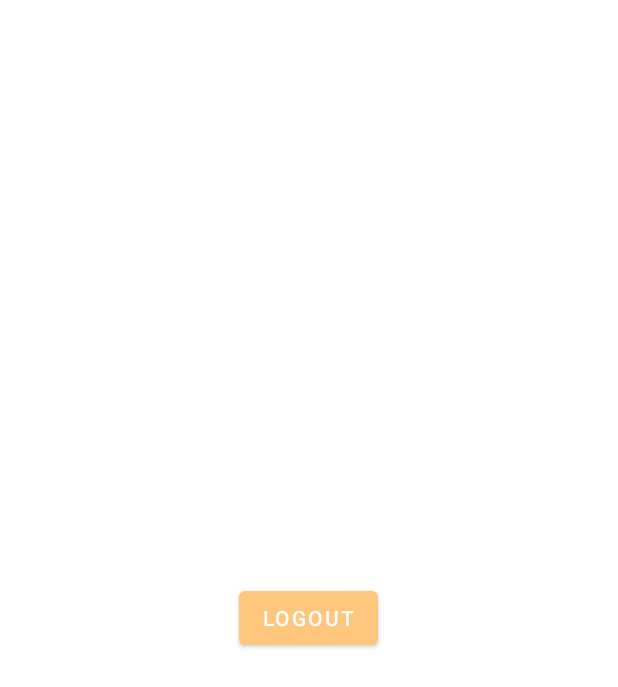
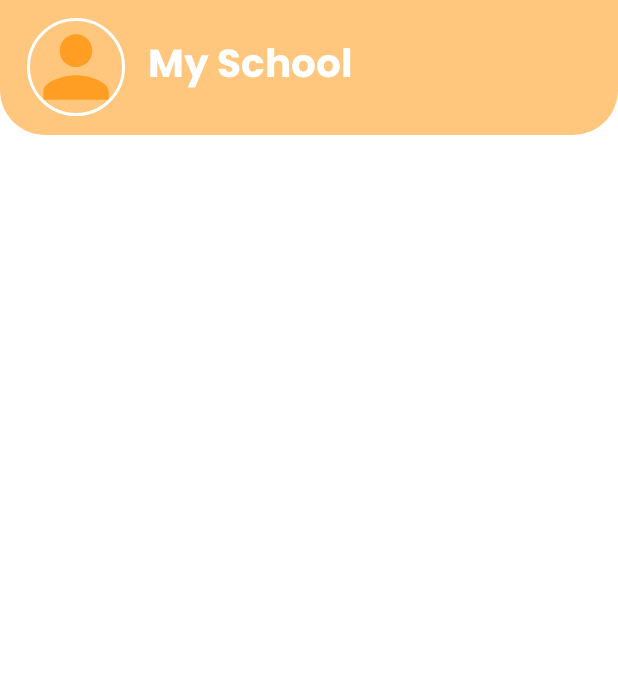
Before and after one commit to devr22/MySchool, an Android app: the screen it shows after launch once a user with an empty profile is signed in (HomeActivity), on a phone screen of 412 x 824 dp. Shown: the top 687 px of the screen. Run offline under Robolectric (Android 15) with nearby library versions, the phone set to English and light mode, and no system bars; our stand-ins replace CircleImageView, Firebase (no records; nobody signed in at launch, a user with empty details on screens opened directly).

Commit message:
Home screen subject list fetch from database

```diff
--- a/app/build.gradle
+++ b/app/build.gradle
@@ -43,9 +43,9 @@ dependencies {
 
     implementation 'com.google.firebase:firebase-auth:21.0.1'
     implementation 'com.google.android.gms:play-services-auth:19.2.0'
+    implementation 'com.google.firebase:firebase-firestore-ktx:23.0.3'
 
     implementation 'de.hdodenhof:circleimageview:3.1.0'
-    implementation 'com.google.firebase:firebase-firestore-ktx:23.0.3'
 
     implementation 'androidx.legacy:legacy-support-v4:1.0.0'
     testImplementation 'junit:junit:4.13.2'
--- a/app/src/main/AndroidManifest.xml
+++ b/app/src/main/AndroidManifest.xml
@@ -11,7 +11,8 @@
         android:roundIcon="@mipmap/ic_launcher_round"
         android:supportsRtl="true"
         android:theme="@style/Theme.MySchool">
-        <activity android:name=".activities.LoginActivity"></activity>
+        <activity android:name=".activities.DashBoardActivity"/>
+        <activity android:name=".activities.LoginActivity" />
         <activity android:name=".activities.HomeActivity" />
         <activity android:name=".activities.RegistrationActivity" />
         <activity
--- a/app/src/main/java/com/dev/myschool/activities/HomeActivity.kt
+++ b/app/src/main/java/com/dev/myschool/activities/HomeActivity.kt
@@ -1,24 +1,78 @@
 package com.dev.myschool.activities
 
 import android.content.Intent
+import android.os.Bundle
+import android.util.Log
+import android.widget.Toast
 import androidx.appcompat.app.AppCompatActivity
-import android.os.Bundle
-import android.widget.Button
+import androidx.recyclerview.widget.LinearLayoutManager
+import androidx.recyclerview.widget.RecyclerView
 import com.dev.myschool.R
+import com.dev.myschool.adapters.SubjectAdapter
+import com.dev.myschool.models.Subject
 import com.google.firebase.auth.FirebaseAuth
+import com.google.firebase.auth.FirebaseUser
+import com.google.firebase.firestore.FirebaseFirestore
+import de.hdodenhof.circleimageview.CircleImageView
 
 class HomeActivity : AppCompatActivity() {
+    private lateinit var ivProfile: CircleImageView
+    private lateinit var rv: RecyclerView
+    private lateinit var adapterSubject: SubjectAdapter
+
+    private lateinit var database: FirebaseFirestore
+    private lateinit var auth: FirebaseAuth
+    private lateinit var user: FirebaseUser
+
     override fun onCreate(savedInstanceState: Bundle?) {
         super.onCreate(savedInstanceState)
         setContentView(R.layout.activity_home)
 
+        initViews()
 
-        val logout = findViewById<Button>(R.id.logout)
-        logout.setOnClickListener {
-            FirebaseAuth.getInstance().signOut()
-            val loginIntent = Intent(this, LoginActivity::class.java)
-            startActivity(loginIntent)
-            finish()
+        auth = FirebaseAuth.getInstance()
+        database = FirebaseFirestore.getInstance()
+        user = auth.currentUser!!
+
+        getSubjectList()
+
+        ivProfile.setOnClickListener {
+            val intent = Intent(this, DashBoardActivity::class.java)
+            startActivity(intent)
         }
+
+        rv.layoutManager = LinearLayoutManager(this)
+        rv.setHasFixedSize(true)
+
+
     }
+
+    private fun initViews() {
+        ivProfile = findViewById(R.id.home_profileImage)
+        rv = findViewById(R.id.home_rv)
+    }
+
+    private fun getSubjectList() {
+        database.collection("Users").document(user.uid)
+            .collection("Subjects").get()
+            .addOnSuccessListener {
+                val subjectList: ArrayList<Subject> = arrayListOf()
+                for (doc in it) {
+                    val subject = doc.toObject(Subject::class.java)
+                    subjectList.add(subject)
+                }
+
+                adapterSubject = SubjectAdapter(subjectList)
+                rv.adapter = adapterSubject
+            }
+            .addOnFailureListener {
+                Toast.makeText(this, "Error in getting data: " + it.message, Toast.LENGTH_SHORT)
+                    .show()
+            }
+    }
+
+    companion object {
+        private const val TAG = "HomeActivity"
+    }
+
 }
--- /dev/null
+++ b/app/src/main/java/com/dev/myschool/adapters/SubjectAdapter.kt
@@ -0,0 +1,34 @@
+package com.dev.myschool.adapters
+
+import android.view.LayoutInflater
+import android.view.View
+import android.view.ViewGroup
+import android.widget.ImageView
+import android.widget.TextView
+import androidx.recyclerview.widget.RecyclerView
+import com.dev.myschool.R
+import com.dev.myschool.models.Subject
+
+class SubjectAdapter(private val subjectList: ArrayList<Subject>) :
+    RecyclerView.Adapter<MyViewHolder>() {
+
+    override fun onCreateViewHolder(parent: ViewGroup, viewType: Int): MyViewHolder {
+        val view = LayoutInflater.from(parent.context).inflate(R.layout.subject_card, parent, false)
+        return MyViewHolder(view)
+    }
+
+    override fun onBindViewHolder(holder: MyViewHolder, position: Int) {
+        holder.tvSubject.text = subjectList[position].name
+        holder.tvTeacher.text = subjectList[position].teacher
+    }
+
+    override fun getItemCount(): Int {
+        return subjectList.size
+    }
+
+}
+
+class MyViewHolder(view: View) : RecyclerView.ViewHolder(view) {
+    val tvSubject: TextView = view.findViewById(R.id.subject_name)
+    val tvTeacher: TextView = view.findViewById(R.id.subject_teacher)
+}
--- /dev/null
+++ b/app/src/main/res/drawable/ic_remove.xml
@@ -0,0 +1,5 @@
+<vector android:height="24dp" android:tint="#FF9E22"
+    android:viewportHeight="24" android:viewportWidth="24"
+    android:width="24dp" xmlns:android="http://schemas.android.com/apk/res/android">
+    <path android:fillColor="@android:color/white" android:pathData="M12,2C6.48,2 2,6.48 2,12s4.48,10 10,10 10,-4.48 10,-10S17.52,2 12,2zM17,13L7,13v-2h10v2z"/>
+</vector>
--- /dev/null
+++ b/app/src/main/res/drawable/top_bar_bg.xml
@@ -0,0 +1,7 @@
+<?xml version="1.0" encoding="utf-8"?>
+<shape xmlns:android="http://schemas.android.com/apk/res/android">
+    <solid android:color="@color/color_primary" />
+    <corners
+        android:bottomLeftRadius="@dimen/top_bar_radius"
+        android:bottomRightRadius="@dimen/top_bar_radius" />
+</shape>
--- a/app/src/main/res/layout/activity_home.xml
+++ b/app/src/main/res/layout/activity_home.xml
@@ -4,14 +4,42 @@
     xmlns:tools="http://schemas.android.com/tools"
     android:layout_width="match_parent"
     android:layout_height="match_parent"
-    android:gravity="center"
     android:orientation="vertical"
     tools:context=".activities.HomeActivity">
 
-    <Button
-        android:id="@+id/logout"
-        android:layout_width="wrap_content"
+    <RelativeLayout
+        android:layout_width="match_parent"
+        android:layout_height="@dimen/top_bar_height"
+        android:background="@drawable/top_bar_bg"
+        android:padding="@dimen/padding_normal">
+
+        <de.hdodenhof.circleimageview.CircleImageView
+            android:id="@+id/home_profileImage"
+            android:layout_width="@dimen/profile_image_size"
+            android:layout_height="@dimen/profile_image_size"
+            android:layout_centerVertical="true"
+            android:layout_marginStart="@dimen/margin_10"
+            android:src="@drawable/ic_person"
+            app:civ_border_color="@color/white"
+            app:civ_border_width="2dp" />
+
+        <TextView
+            android:layout_width="wrap_content"
+            android:layout_height="wrap_content"
+            android:layout_centerVertical="true"
+            android:layout_marginStart="@dimen/margin_15"
+            android:layout_toEndOf="@+id/home_profileImage"
+            android:fontFamily="@font/poppins_bold"
+            android:text="@string/my_school"
+            android:textColor="@color/white"
+            android:textSize="@dimen/text_26" />
+
+    </RelativeLayout>
+
+    <androidx.recyclerview.widget.RecyclerView
+        android:id="@+id/home_rv"
+        android:layout_width="match_parent"
         android:layout_height="wrap_content"
-        android:text="Logout" />
+        android:padding="@dimen/padding_small" />
 
 </LinearLayout>
--- a/app/src/main/res/values/dimens.xml
+++ b/app/src/main/res/values/dimens.xml
@@ -20,4 +20,8 @@
     <dimen name="text_26">26sp</dimen>
 
     <dimen name="background_corner_radius">20dp</dimen>
+    <dimen name="top_bar_radius">30dp</dimen>
+
+    <dimen name="top_bar_height">90dp</dimen>
+    <dimen name="profile_image_size">65dp</dimen>
 </resources>
--- a/app/src/main/res/values/strings.xml
+++ b/app/src/main/res/values/strings.xml
@@ -31,4 +31,6 @@
     <string name="bad_login_credential">Invalid Login Credential..</string>
     <string name="decfault_web_client_id">136657161584-q3hob2kt8j3sbhn3gnp8vqt5be33o6gi.apps.googleusercontent.com</string>
     <string name="storing_user_info">Storing user info..</string>
+    <string name="_8_maths">8_Maths</string>
+    <string name="my_school">My School</string>
 </resources>
```
Also changed, not shown: app/src/main/java/com/dev/myschool/activities/DashBoardActivity.kt (added, +23 -0 lines), app/src/main/java/com/dev/myschool/models/Subject.kt (added, +8 -0 lines), app/src/main/res/layout/activity_dash_board.xml (added, +14 -0 lines), app/src/main/res/layout/subject_card.xml (added, +52 -0 lines).
